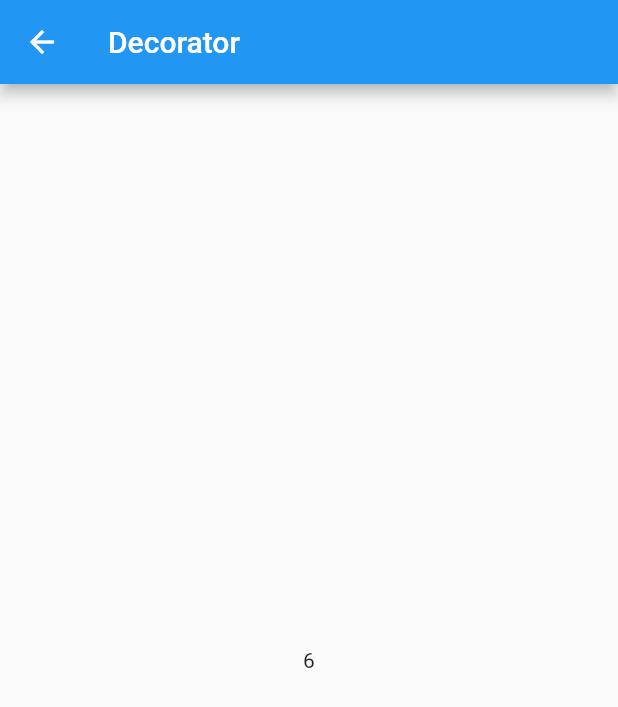
After one commit to hendriksonpetzold/flutter_design_patterns, a Flutter app: the DecoratorPage screen opened by its route, on a phone screen of 412 x 824 dp. The commit adds this screen. Shown: the top 707 px of the screen. Run offline on Flutter 3.47's test engine with Material 2 defaults, Android fonts, the phone set to English and light mode, and no system bars; our stand-ins replace get.

Commit message:
feat:decorator pattern

```diff
--- a/lib/config/routes.dart
+++ b/lib/config/routes.dart
@@ -1,4 +1,5 @@
 import 'package:flutter_design_patterns/pages/home/home_page.dart';
+import 'package:flutter_design_patterns/pages/patterns/decorator/decorator_page.dart';
 import 'package:flutter_design_patterns/pages/patterns/factory/factory_page.dart';
 import 'package:flutter_design_patterns/pages/patterns/state/state_page.dart';
 import 'package:get/get.dart';
@@ -8,5 +9,6 @@ class Routes {
     GetPage(name: '/', page: () => HomePage()),
     GetPage(name: '/factory', page: () => const FactoryPage()),
     GetPage(name: '/state', page: () => StatePage()),
+    GetPage(name: '/decorator', page: () => const DecoratorPage()),
   ];
 }
--- a/lib/pages/home/home_page.dart
+++ b/lib/pages/home/home_page.dart
@@ -29,6 +29,12 @@ class HomePage extends StatelessWidget {
               },
               child: const Text('State'),
             ),
+            ElevatedButton(
+              onPressed: () {
+                Get.toNamed('/decorator');
+              },
+              child: const Text('Decorator'),
+            ),
           ],
         ),
       ),
--- /dev/null
+++ b/lib/pages/patterns/decorator/coffe_shop_decorator.dart
@@ -0,0 +1,39 @@
+abstract class CoffeShopProducts {
+  int cost();
+}
+
+abstract class Toppings implements CoffeShopProducts {
+  @override
+  int cost();
+}
+
+class Coffe implements CoffeShopProducts {
+  @override
+  int cost() {
+    return 3;
+  }
+}
+
+class Chocolate implements Toppings {
+  CoffeShopProducts products;
+  Chocolate({
+    required this.products,
+  });
+
+  @override
+  int cost() {
+    return products.cost() + 1;
+  }
+}
+
+class Caramel implements Toppings {
+  CoffeShopProducts products;
+  Caramel({
+    required this.products,
+  });
+
+  @override
+  int cost() {
+    return products.cost() + 2;
+  }
+}
--- /dev/null
+++ b/lib/pages/patterns/decorator/decorator_page.dart
@@ -0,0 +1,20 @@
+import 'package:flutter/material.dart';
+import 'package:flutter_design_patterns/pages/patterns/decorator/coffe_shop_decorator.dart';
+
+class DecoratorPage extends StatelessWidget {
+  const DecoratorPage({Key? key}) : super(key: key);
+
+  @override
+  Widget build(BuildContext context) {
+    return Scaffold(
+      appBar: AppBar(
+        title: const Text('Decorator'),
+      ),
+      body: Center(
+        child: Text(
+          '${Chocolate(products: Caramel(products: Coffe())).cost()}',
+        ),
+      ),
+    );
+  }
+}
```
Also changed, not shown: lib/models/home_work_card_model.dart (deleted, +0 -18 lines), lib/pages/home/components/home_page_cards_title.dart (deleted, +0 -32 lines), lib/pages/home/components/home_page_custom_title.dart (deleted, +0 -33 lines).
